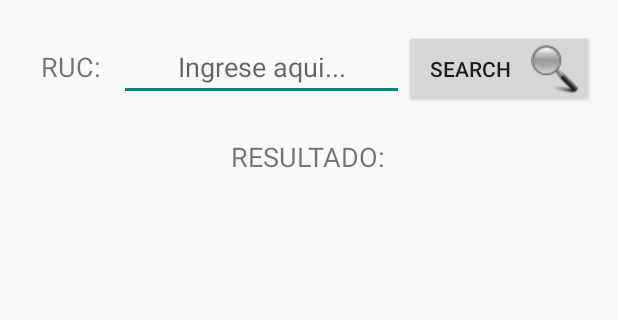
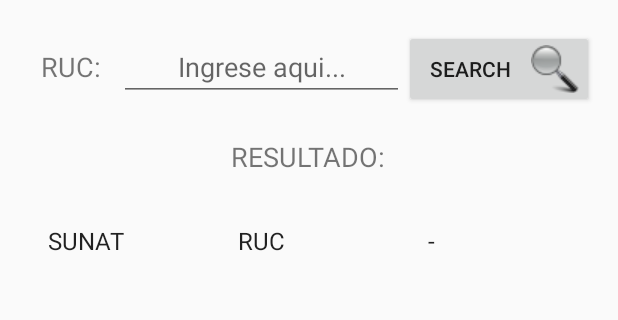
Before and after one commit to doapps/IGVPeru, an Android app: the screen it shows after launch (Payment_Schedule), on a phone screen of 412 x 824 dp, the part 149-469 px from its top. Run offline under Robolectric (Android 15) with nearby library versions, the light colour scheme and no system bars.

Commit message:
Payment_Schedule.java and activity_payment__schedule.xml after the error.

```diff
--- a/app/src/main/java/me/doapps/igvperu/Payment_Schedule.java
+++ b/app/src/main/java/me/doapps/igvperu/Payment_Schedule.java
@@ -2,6 +2,8 @@
 
 import android.os.Bundle;
 import android.support.v7.app.ActionBarActivity;
+import android.widget.ArrayAdapter;
+import android.widget.GridView;
 import android.widget.Toast;
 
 public class Payment_Schedule extends ActionBarActivity{
@@ -9,11 +11,30 @@
     @Override
     protected void onCreate(Bundle savedInstanceState) {
         super.onCreate(savedInstanceState);
-        setContentView(R.layout.activity_cronograma__pago);
-        Mensaje();
+        setContentView(R.layout.activity_payment__schedule);
+        String[] show;
+        show=Buscar(" ");
+        ArrayAdapter<String> adapter;
+        adapter=new ArrayAdapter<>(this,android.R.layout.simple_list_item_1,show);
+        GridView lv=(GridView)findViewById(R.id.gridViewResultado);
+        lv.setAdapter(adapter);
     }
 
-    public void Mensaje(){
-        Toast.makeText(this,"HOLA",Toast.LENGTH_SHORT).show();
+    public String[] Buscar(String ruc){
+        char CharRuc;
+        String[] show=null;
+        if(!ruc.equals(" ")){
+            CharRuc=ruc.charAt(ruc.length()-1);
+            Toast.makeText(this,"Resultado de la búsqueda, parámetro último número del RUC: "+CharRuc,Toast.LENGTH_LONG).show();
+            Toast.makeText(this,"Resultado de la búsqueda, parámetro último número del RUC: "+CharRuc,Toast.LENGTH_LONG).show();
+        }else{
+            show=new String[]{"SUNAT","RUC","-",
+                    "MES","NORMAL","BUEN CONTRIBUYENTE",
+                    "ENERO","-","-","FEBRERO","-","-","MARZO","-","-",
+                    "ABRIL","-","-","MAYO","-","-","JUNIO","-","-",
+                    "JULIO","-","-","AGOSTO","-","-","SEPTIEMBRE","-","-",
+                    "OCTUBRE","-","-","NOVIEMBRE","-","-","DICIEMBRE","-","-"};
+        }
+        return show;
     }
 }
--- a/app/src/main/res/layout/activity_cronograma__pago.xml
+++ /dev/null
@@ -1,86 +0,0 @@
-<ScrollView xmlns:android="http://schemas.android.com/apk/res/android"
-    xmlns:tools="http://schemas.android.com/tools"
-    android:layout_width="match_parent"
-    android:layout_height="match_parent"
-    android:paddingLeft="@dimen/activity_horizontal_margin"
-    android:paddingRight="@dimen/activity_horizontal_margin"
-    android:paddingTop="@dimen/activity_vertical_margin"
-    android:paddingBottom="@dimen/activity_vertical_margin"
-    tools:context="me.doapps.igvperu.Payment_Schedule"
-    android:id="@+id/content">
-
-    <ScrollView
-        android:layout_width="match_parent"
-        android:layout_height="wrap_content">
-
-        <LinearLayout
-            android:orientation="vertical"
-            android:layout_width="match_parent"
-            android:layout_height="wrap_content">
-
-            <TextView android:text="@string/app_name"
-                android:layout_width="wrap_content"
-                android:layout_height="wrap_content"
-                android:layout_gravity="center_horizontal"
-                android:textSize="20sp"
-                android:layout_marginBottom="20dp"/>
-
-            <LinearLayout
-                android:orientation="horizontal"
-                android:layout_width="match_parent"
-                android:layout_height="match_parent">
-
-                <TextView
-                    android:id="@+id/textViewRuc"
-                    android:layout_width="0dp"
-                    android:layout_height="wrap_content"
-                    android:textSize="18sp"
-                    android:layout_weight="1"
-                    android:text="RUC:"
-                    android:gravity="center"/>
-
-                <EditText
-                    android:id="@+id/editTextRuc"
-                    android:layout_width="0dp"
-                    android:layout_height="wrap_content"
-                    android:layout_weight="3"
-                    android:hint="Ingrese aqui..."
-                    android:inputType="number"
-                    android:gravity="center"
-                    android:autoText="false"
-                    android:editable="false"
-                    android:maxLength="11" />
-
-                <Button
-                    android:id="@+id/buttonBuscarRuc"
-                    android:drawableRight="@drawable/busqueda32"
-                    android:layout_width="0dp"
-                    android:layout_height="wrap_content"
-                    android:padding="10dp"
-                    android:layout_weight="2"
-                    android:text="SEARCH  "
-                    android:gravity="center"/>
-
-            </LinearLayout>
-
-            <TextView
-                android:layout_width="wrap_content"
-                android:layout_height="wrap_content"
-                android:textSize="18sp"
-                android:text="RESULTADO:"
-                android:layout_gravity="center"
-                android:layout_marginTop="20dp"/>
-
-            <GridView
-                android:id="@+id/gridViewResultado"
-                android:layout_width="match_parent"
-                android:layout_height="wrap_content"
-                android:numColumns="3"
-                android:fastScrollEnabled="true"
-                android:layout_marginTop="20dp"
-                android:gravity="center">
-            </GridView>
-        </LinearLayout>
-    </ScrollView>
-
-</ScrollView>
--- a/app/src/main/res/layout/activity_payment__schedule.xml
+++ b/app/src/main/res/layout/activity_payment__schedule.xml
@@ -6,7 +6,78 @@
     android:paddingBottom="@dimen/activity_vertical_margin"
     tools:context="me.doapps.igvperu.Payment_Schedule">
 
-    <TextView android:text="@string/hello_world" android:layout_width="wrap_content"
-        android:layout_height="wrap_content" />
+    <ScrollView
+        android:layout_width="match_parent"
+        android:layout_height="wrap_content">
+
+        <LinearLayout
+            android:orientation="vertical"
+            android:layout_width="match_parent"
+            android:layout_height="wrap_content">
+
+            <TextView android:text="@string/app_name"
+                android:layout_width="wrap_content"
+                android:layout_height="wrap_content"
+                android:layout_gravity="center_horizontal"
+                android:textSize="20sp"
+                android:layout_marginBottom="20dp"/>
+
+            <LinearLayout
+                android:orientation="horizontal"
+                android:layout_width="match_parent"
+                android:layout_height="match_parent">
+
+                <TextView
+                    android:id="@+id/textViewRuc"
+                    android:layout_width="0dp"
+                    android:layout_height="wrap_content"
+                    android:textSize="18sp"
+                    android:layout_weight="1"
+                    android:text="RUC:"
+                    android:gravity="center"/>
+
+                <EditText
+                    android:id="@+id/editTextRuc"
+                    android:layout_width="0dp"
+                    android:layout_height="wrap_content"
+                    android:layout_weight="3"
+                    android:hint="Ingrese aqui..."
+                    android:inputType="number"
+                    android:gravity="center"
+                    android:autoText="false"
+                    android:editable="false"
+                    android:maxLength="11" />
+
+                <Button
+                    android:id="@+id/buttonBuscarRuc"
+                    android:drawableRight="@drawable/busqueda32"
+                    android:layout_width="0dp"
+                    android:layout_height="wrap_content"
+                    android:padding="10dp"
+                    android:layout_weight="2"
+                    android:text="SEARCH  "
+                    android:gravity="center"/>
+
+            </LinearLayout>
+
+            <TextView
+                android:layout_width="wrap_content"
+                android:layout_height="wrap_content"
+                android:textSize="18sp"
+                android:text="RESULTADO:"
+                android:layout_gravity="center"
+                android:layout_marginTop="20dp"/>
+
+            <GridView
+                android:id="@+id/gridViewResultado"
+                android:layout_width="match_parent"
+                android:layout_height="wrap_content"
+                android:numColumns="3"
+                android:fastScrollEnabled="true"
+                android:layout_marginTop="20dp"
+                android:gravity="center">
+            </GridView>
+        </LinearLayout>
+    </ScrollView>
 
 </RelativeLayout>
```
Also changed, not shown: 1 other file.
